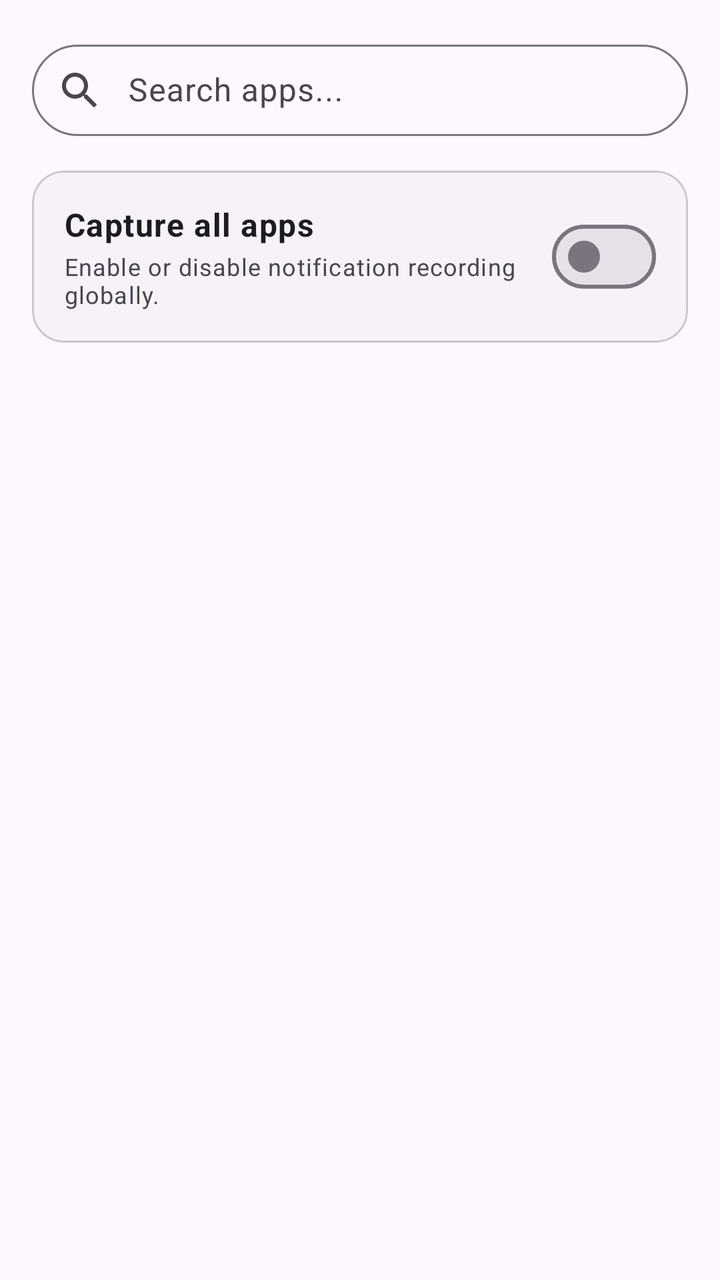
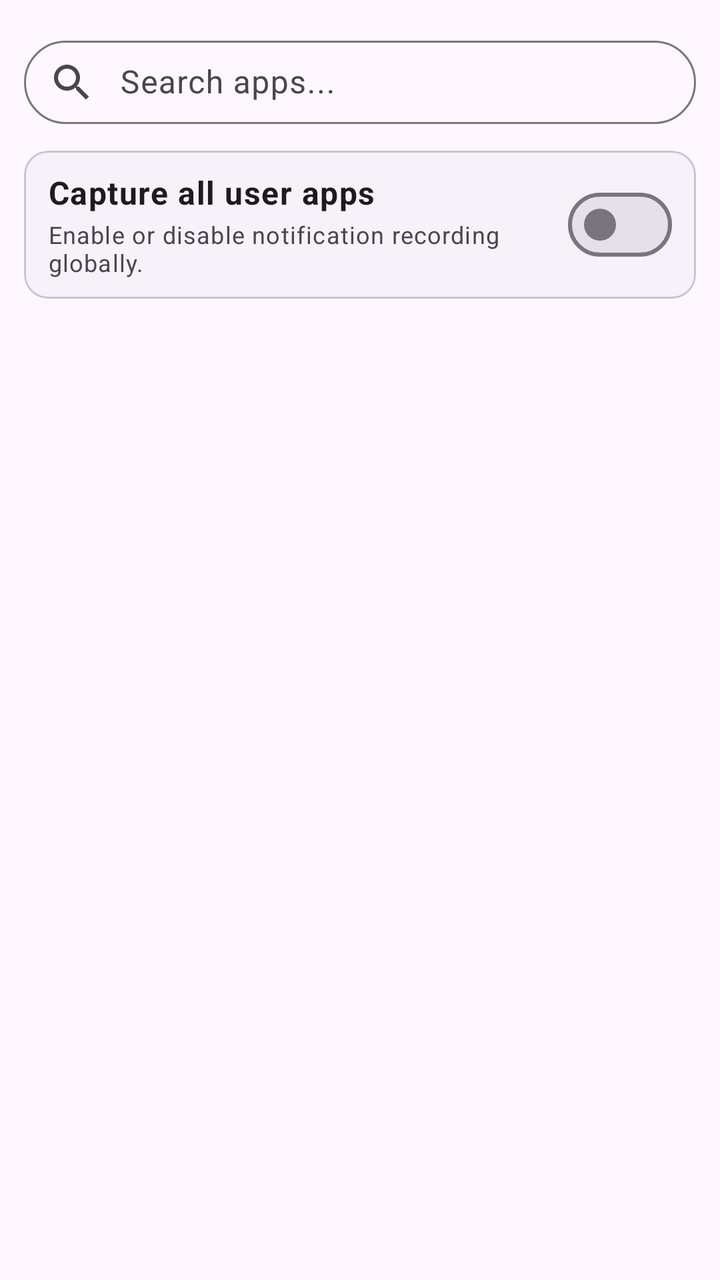

Two renders of the same Android screen: before a commit and after it. Below are the layout's source before the change and the commit's diff.
<!-- AndroidManifest.xml: application theme Theme.NotiVault -->
<!-- res/layout/dialog_rules_manager.xml -->
<?xml version="1.0" encoding="utf-8"?>
<LinearLayout xmlns:android="http://schemas.android.com/apk/res/android"
    xmlns:app="http://schemas.android.com/apk/res-auto"
    android:layout_width="match_parent"
    android:layout_height="match_parent"
    android:orientation="vertical"
    android:padding="16dp">

    
    <com.google.android.material.textfield.TextInputLayout
        android:id="@+id/til_search_apps"
        android:layout_width="match_parent"
        android:layout_height="wrap_content"
        android:hint="Search apps..."
        android:layout_marginBottom="16dp"
        app:startIconDrawable="@drawable/ic_search"
        app:endIconMode="clear_text"
        style="@style/Widget.Material3.TextInputLayout.OutlinedBox"
        app:boxCornerRadiusTopStart="28dp"
        app:boxCornerRadiusTopEnd="28dp"
        app:boxCornerRadiusBottomStart="28dp"
        app:boxCornerRadiusBottomEnd="28dp">

        <com.google.android.material.textfield.TextInputEditText
            android:id="@+id/et_search_apps"
            android:layout_width="match_parent"
            android:layout_height="wrap_content"
            android:inputType="text"
            android:maxLines="1"
            android:paddingStart="48dp"
            android:paddingVertical="12dp" />

    </com.google.android.material.textfield.TextInputLayout>

    
    <com.google.android.material.card.MaterialCardView
        android:layout_width="match_parent"
        android:layout_height="wrap_content"
        android:layout_marginBottom="16dp"
        app:cardCornerRadius="16dp"
        app:cardElevation="0dp"
        app:strokeWidth="1dp"
        app:strokeColor="?attr/colorOutlineVariant"
        app:cardBackgroundColor="?attr/colorSurfaceContainerLow">

        <LinearLayout
            android:layout_width="match_parent"
            android:layout_height="wrap_content"
            android:orientation="horizontal"
            android:gravity="center_vertical"
            android:padding="16dp">

            <LinearLayout
                android:layout_width="0dp"
                android:layout_height="wrap_content"
                android:layout_weight="1"
                android:orientation="vertical"
                android:layout_marginEnd="12dp">

                <TextView
                    android:layout_width="wrap_content"
                    android:layout_height="wrap_content"
                    android:text="Capture all apps"
                    android:textAppearance="@style/TextAppearance.Material3.BodyLarge"
                    android:textColor="?attr/colorOnSurface"
                    android:textStyle="bold" />

                <TextView
                    android:layout_width="wrap_content"
                    android:layout_height="wrap_content"
                    android:text="Enable or disable notification recording globally."
                    android:textAppearance="@style/TextAppearance.Material3.BodySmall"
                    android:textColor="?attr/colorOnSurfaceVariant"
                    android:layout_marginTop="2dp" />

            </LinearLayout>

            <com.google.android.material.materialswitch.MaterialSwitch
                android:id="@+id/switch_toggle_all"
                android:layout_width="wrap_content"
                android:layout_height="wrap_content" />

        </LinearLayout>

    </com.google.android.material.card.MaterialCardView>

    <androidx.recyclerview.widget.RecyclerView
        android:id="@+id/rv_apps_list"
        android:layout_width="match_parent"
        android:layout_height="0dp"
        android:layout_weight="1"
        android:overScrollMode="never" />

</LinearLayout>
<!-- resources referenced by this layout -->
<resources>
  <!-- drawable ic_search (drawable) -->
  <vector xmlns:android="http://schemas.android.com/apk/res/android"
      android:width="24dp"
      android:height="24dp"
      android:viewportWidth="24"
      android:viewportHeight="24"
      android:tint="?attr/colorControlNormal">
    <path
        android:fillColor="@android:color/white"
        android:pathData="M15.5,14h-0.79l-0.28,-0.27C15.41,12.59 16,11.11 16,9.5 16,5.91 13.09,3 9.5,3S3,5.91 3,9.5 5.91,16 9.5,16c1.61,0 3.09,-0.59 4.23,-1.57l0.27,0.28v0.79l5,4.99L20.49,19l-4.99,-5zM9.5,14C7.01,14 5,11.99 5,9.5S7.01,5 9.5,5 14,7.01 14,9.5 11.99,14 9.5,14z"/>
  </vector>
  <style name="Theme.NotiVault" parent="Theme.Material3.DayNight.NoActionBar">
          <item name="android:windowSoftInputMode">adjustResize</item>
          <item name="android:statusBarColor">@android:color/transparent</item>
          <item name="android:navigationBarColor">@android:color/transparent</item>
          <item name="android:windowLightStatusBar">true</item>
          <item name="preferenceTheme">@style/PreferenceThemeOverlay</item>
          <item name="switchStyle">@style/Widget.Material3.CompoundButton.Switch</item>
          <item name="android:switchStyle">@style/Widget.Material3.CompoundButton.Switch</item>
      </style>
</resources>

<!-- the commit's change to res/layout/dialog_rules_manager.xml (unified diff, before → after) -->
@@ -4,7 +4,7 @@
     android:layout_width="match_parent"
     android:layout_height="match_parent"
     android:orientation="vertical"
-    android:padding="16dp">
+    android:padding="12dp">
 
     
     <com.google.android.material.textfield.TextInputLayout
@@ -12,7 +12,7 @@
         android:layout_width="match_parent"
         android:layout_height="wrap_content"
         android:hint="Search apps..."
-        android:layout_marginBottom="16dp"
+        android:layout_marginBottom="10dp"
         app:startIconDrawable="@drawable/ic_search"
         app:endIconMode="clear_text"
         style="@style/Widget.Material3.TextInputLayout.OutlinedBox"
@@ -28,7 +28,7 @@
             android:inputType="text"
             android:maxLines="1"
             android:paddingStart="48dp"
-            android:paddingVertical="12dp" />
+            android:paddingVertical="10dp" />
 
     </com.google.android.material.textfield.TextInputLayout>
 
@@ -36,8 +36,8 @@
     <com.google.android.material.card.MaterialCardView
         android:layout_width="match_parent"
         android:layout_height="wrap_content"
-        android:layout_marginBottom="16dp"
-        app:cardCornerRadius="16dp"
+        android:layout_marginBottom="10dp"
+        app:cardCornerRadius="12dp"
         app:cardElevation="0dp"
         app:strokeWidth="1dp"
         app:strokeColor="?attr/colorOutlineVariant"
@@ -48,7 +48,8 @@
             android:layout_height="wrap_content"
             android:orientation="horizontal"
             android:gravity="center_vertical"
-            android:padding="16dp">
+            android:paddingHorizontal="12dp"
+            android:paddingVertical="10dp">
 
             <LinearLayout
                 android:layout_width="0dp"
@@ -58,14 +59,16 @@
                 android:layout_marginEnd="12dp">
 
                 <TextView
+                    android:id="@+id/tv_toggle_all_title"
                     android:layout_width="wrap_content"
                     android:layout_height="wrap_content"
-                    android:text="Capture all apps"
+                    android:text="Capture all user apps"
                     android:textAppearance="@style/TextAppearance.Material3.BodyLarge"
                     android:textColor="?attr/colorOnSurface"
                     android:textStyle="bold" />
 
                 <TextView
+                    android:id="@+id/tv_toggle_all_desc"
                     android:layout_width="wrap_content"
                     android:layout_height="wrap_content"
                     android:text="Enable or disable notification recording globally."
